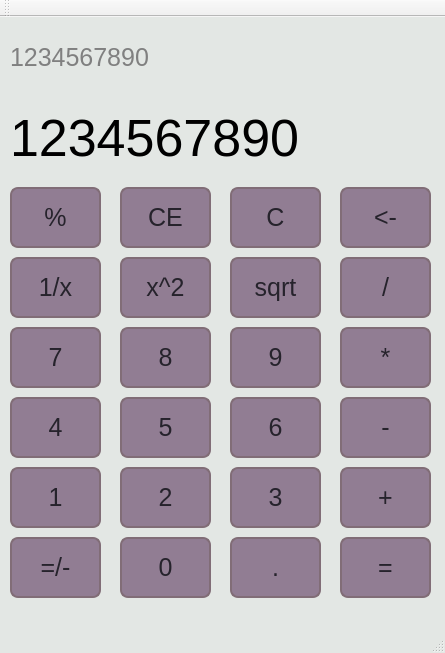
Before: the Qt Designer form mainwindow.ui in rsbtv/QtCalculator, drawn with Qt 5.
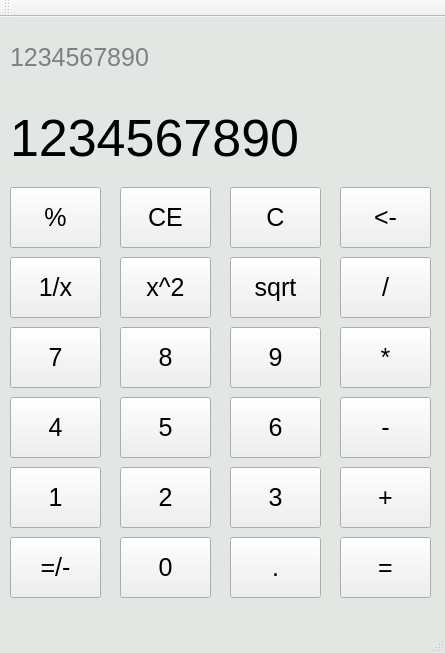
After: the same form once the commit is applied.

Commit message: Unused class deleted

Patch:
```diff
--- a/mainwindow.ui
+++ b/mainwindow.ui
@@ -17,13 +17,7 @@
    <string notr="true">QMainWindow {
 background-color: #e3e7e4;
 }
-
-QPushButton {
-background-color: #917d93;
-border: 2px solid #816d77;
-color: #26232c;
-border-radius: 8px;
-}</string>
+</string>
   </property>
   <widget class="QWidget" name="centralWidget">
    <widget class="QLabel" name="label_mini">
```
The commit also changes 1 other file.
